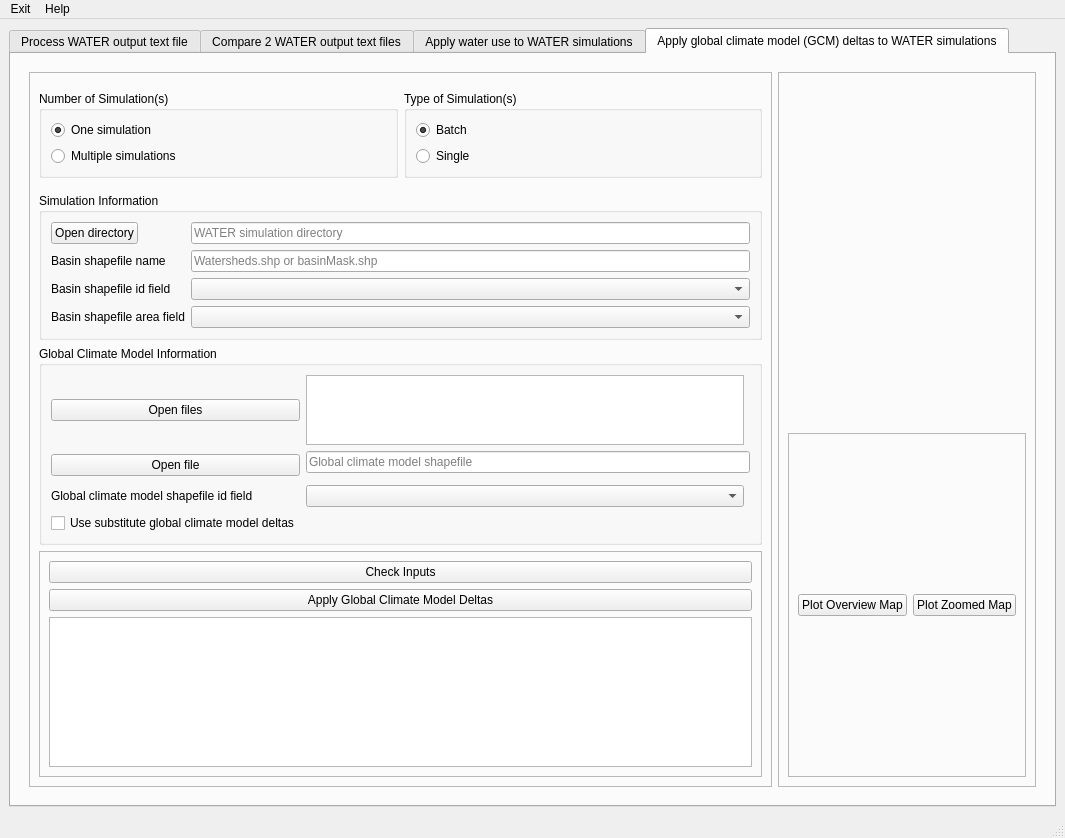
Above: waterapputils/gui/user_interface.ui from jlant/waterapputils before the change. Below: the same form after it.
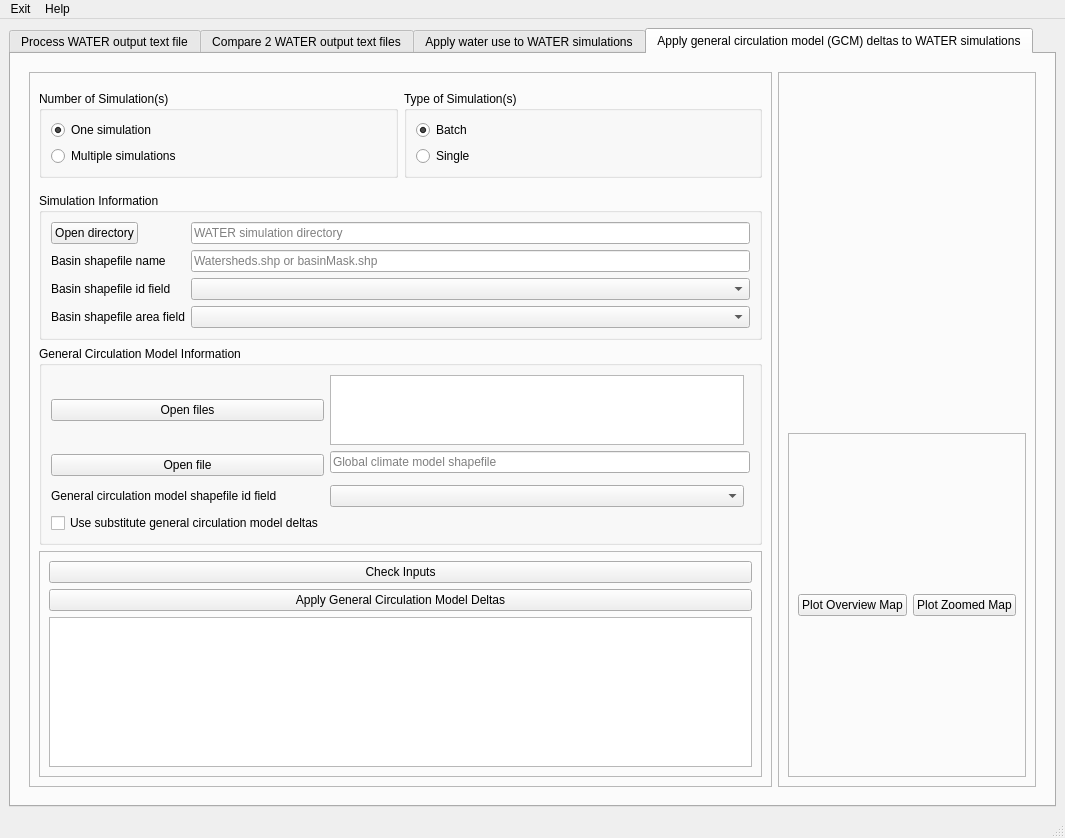
That is the form after the change. The open tabs and pages were chosen to show the change. Custom widgets are drawn as their Qt base class.

Commit message: updated user interface with general circulation model text

Patch:
```diff
--- a/waterapputils/gui/user_interface.ui
+++ b/waterapputils/gui/user_interface.ui
@@ -857,7 +857,7 @@
       </widget>
       <widget class="QWidget" name="tab_applygcm">
        <attribute name="title">
-        <string>Apply global climate model (GCM) deltas to WATER simulations</string>
+        <string>Apply general circulation model (GCM) deltas to WATER simulations</string>
        </attribute>
        <layout class="QVBoxLayout" name="verticalLayout_6">
         <item>
@@ -1183,7 +1183,7 @@
               <item>
                <widget class="QGroupBox" name="tab_gcm_group_box_gcm_info">
                 <property name="title">
-                 <string>Global Climate Model Information</string>
+                 <string>General Circulation Model Information</string>
                 </property>
                 <property name="checkable">
                  <bool>false</bool>
@@ -1192,7 +1192,7 @@
                  <item row="5" column="0">
                   <widget class="QLabel" name="label_10">
                    <property name="text">
-                    <string>Global climate model shapefile id field</string>
+                    <string>General circulation model shapefile id field</string>
                    </property>
                   </widget>
                  </item>
@@ -1255,7 +1255,7 @@
                     <string>Check if applying substitute global climate model deltas.</string>
                    </property>
                    <property name="text">
-                    <string>Use substitute global climate model deltas</string>
+                    <string>Use substitute general circulation model deltas</string>
                    </property>
                   </widget>
                  </item>
@@ -1287,7 +1287,7 @@
                     <string>&lt;html&gt;&lt;head/&gt;&lt;body&gt;&lt;p&gt;Applies water use to provided inputs.  &lt;/p&gt;&lt;p&gt;Process is run in a separate thread allowing interaction with other parts of GUI while processing occurs.&lt;/p&gt;&lt;/body&gt;&lt;/html&gt;</string>
                    </property>
                    <property name="text">
-                    <string>Apply Global Climate Model Deltas</string>
+                    <string>Apply General Circulation Model Deltas</string>
                    </property>
                   </widget>
                  </item>
```
The commit also changes 1 other file.
